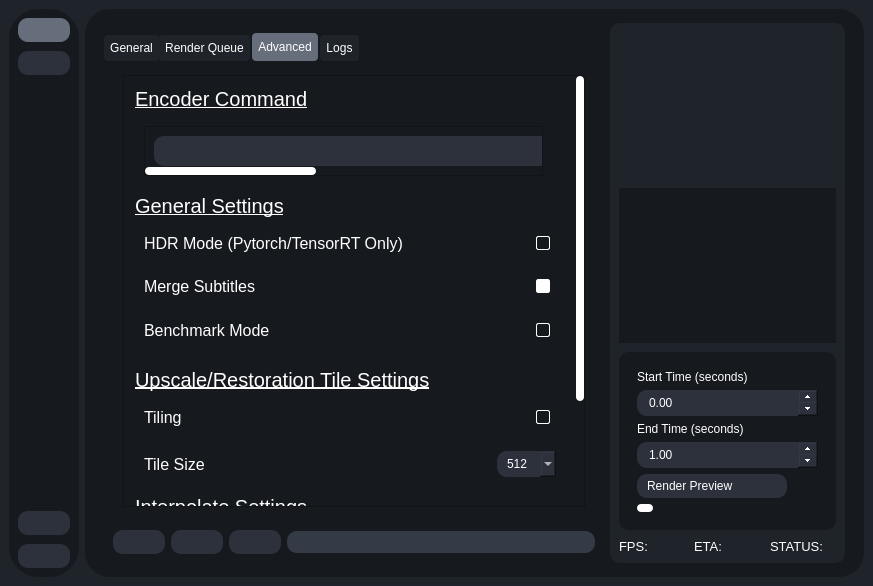
Qt form testRVEInterface.ui (gokulmc/enhance_crop) before a commit.
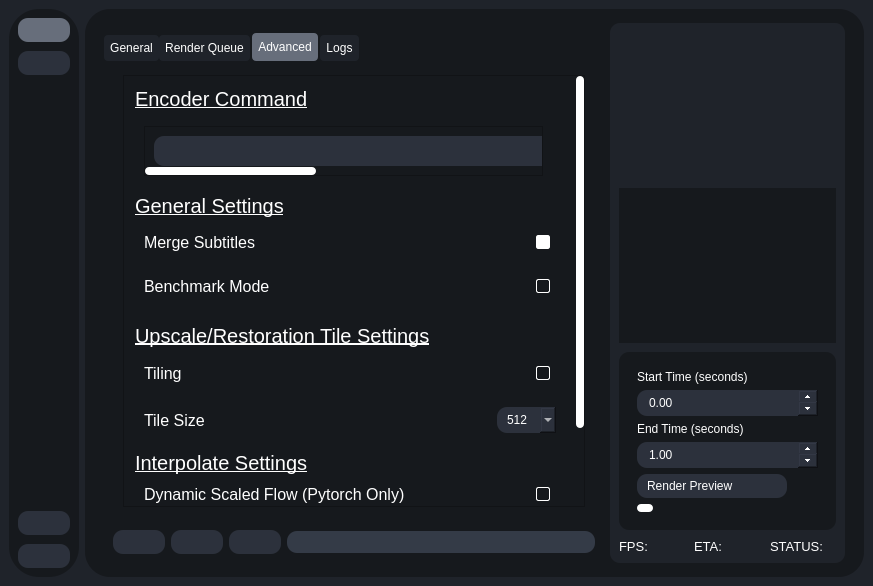
The same form after that commit. The open tabs and pages were chosen to show the change. Icons and pictures are not drawn.

Commit message: remove manual hdr mode, bump backend ver

```diff
--- a/testRVEInterface.ui
+++ b/testRVEInterface.ui
@@ -2406,7 +2406,7 @@
                                 <x>0</x>
                                 <y>0</y>
                                 <width>452</width>
-                                <height>620</height>
+                                <height>571</height>
                                </rect>
                               </property>
                               <property name="sizePolicy">
@@ -2601,75 +2601,6 @@
                                     </property>
                                    </widget>
                                   </item>
-                                  <item>
-                                   <widget class="QWidget" name="widget_6" native="true">
-                                    <layout class="QHBoxLayout" name="horizontalLayout_37">
-                                     <item>
-                                      <widget class="QLabel" name="label_59">
-                                       <property name="font">
-                                        <font>
-                                         <pointsize>12</pointsize>
-                                        </font>
-                                       </property>
-                                       <property name="toolTip">
-                                        <string />
-                                       </property>
-                                       <property name="statusTip">
-                                        <string />
-                                       </property>
-                                       <property name="text">
-                                        <string>HDR Mode (Pytorch/TensorRT Only)</string>
-                                       </property>
-                                      </widget>
-                                     </item>
-                                     <item>
-                                      <spacer name="horizontalSpacer_22">
-                                       <property name="orientation">
-                                        <enum>Qt::Orientation::Horizontal</enum>
-                                       </property>
-                                       <property name="sizeHint" stdset="0">
-                                        <size>
-                                         <width>297</width>
-                                         <height>20</height>
-                                        </size>
-                                       </property>
-                                      </spacer>
-                                     </item>
-                                     <item>
-                                      <widget class="QLabel" name="label_55">
-                                       <property name="maximumSize">
-                                        <size>
-                                         <width>25</width>
-                                         <height>25</height>
-                                        </size>
-                                       </property>
-                                       <property name="toolTip">
-                                        <string>&lt;html&gt;&lt;head/&gt;&lt;body&gt;&lt;p&gt;&lt;span style=" font-weight:700;"&gt;HDR Mode:&lt;/span&gt;&lt;/p&gt;&lt;p&gt;&lt;span style=" font-weight:700;"&gt;- &lt;/span&gt;Enables necessary settings within ffmpeg to output a HDR video, and processces in rgb48 mode.&lt;/p&gt;&lt;p&gt; - Overrides &lt;span style=" font-weight:700; font-style:italic;"&gt;Auto HDR Mode&lt;/span&gt;.&lt;/p&gt;&lt;/body&gt;&lt;/html&gt;</string>
-                                       </property>
-                                       <property name="text">
-                                        <string />
-                                       </property>
-                                       <property name="pixmap">
-                                        <pixmap resource="resources.qrc">:/icons/icons/info.svg</pixmap>
-                                       </property>
-                                       <property name="scaledContents">
-                                        <bool>true</bool>
-                                       </property>
-                                      </widget>
-                                     </item>
-                                     <item>
-                                      <widget class="QCheckBox" name="hdrModeCheckBox">
-                                       <property name="styleSheet">
-                                        <string notr="true" />
-                                       </property>
-                                       <property name="text">
-                                        <string />
-                                       </property>
-                                      </widget>
-                                     </item>
-                                    </layout>
-                                   </widget>
-                                  </item>
                                   <item>
                                    <widget class="QWidget" name="widget_19" native="true">
                                     <layout class="QHBoxLayout" name="horizontalLayout_36">
```
Left out of the diff: 10 changed lines with no effect on the pictures. The commit also changes 4 other files.
